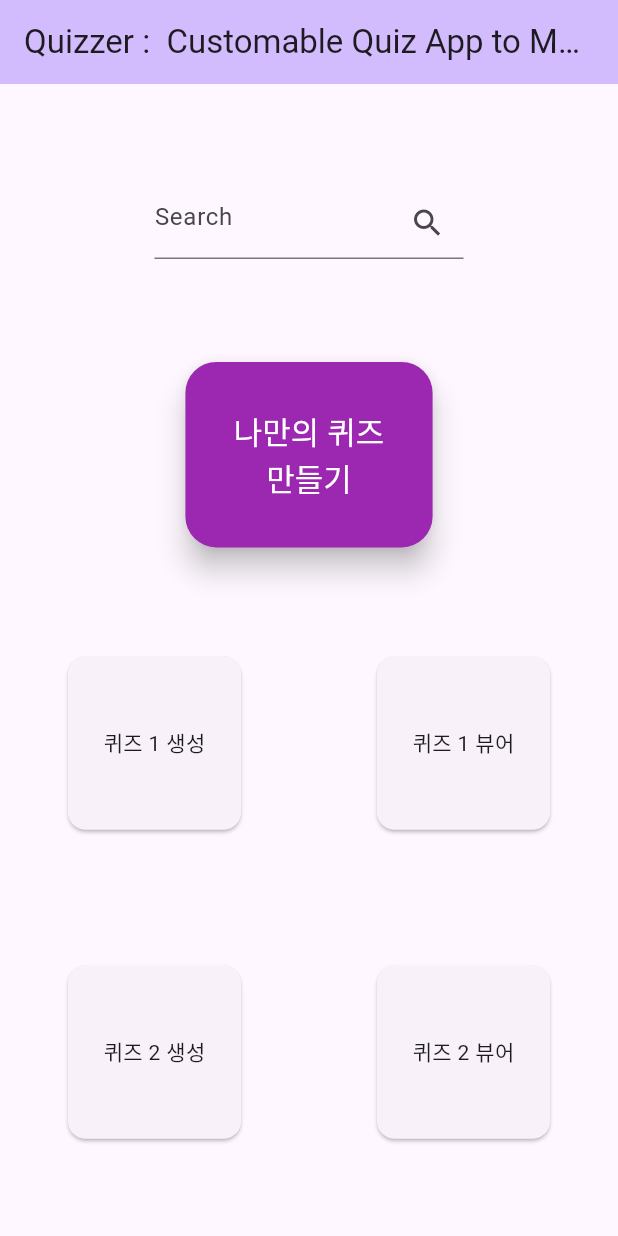
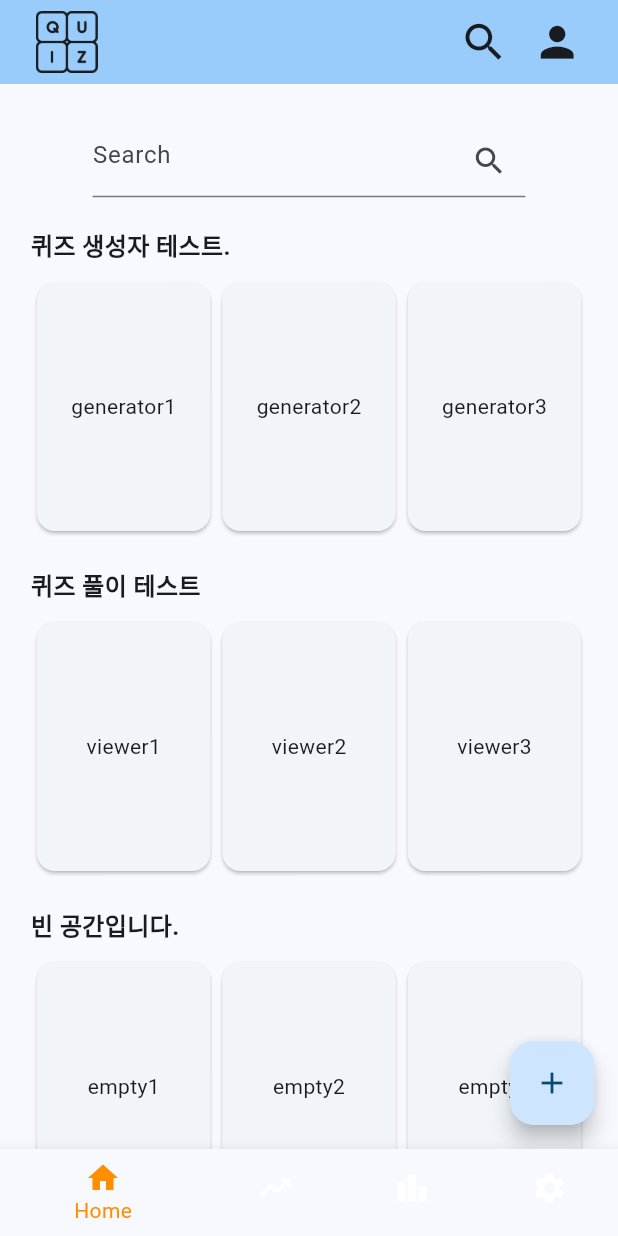
Before and after one commit to asui1/quizzer, a Flutter app: the screen it shows after launch, on a phone screen of 412 x 824 dp. Run offline on Flutter 3.47's test engine with Material 3 defaults, Android fonts, the phone set to English and light mode, and no system bars; our stand-ins replace dotted_border, flutter_colorpicker, image_picker, palette_generator, table_calendar; Roboto replaces fonts that are missing (GothicA1).

Commit message:
Icon change, main screen fix

```diff
--- a/lib/main.dart
+++ b/lib/main.dart
@@ -49,7 +49,8 @@ class MyApp extends StatelessWidget {
         //
         // This works for code too, not just values: Most code changes can be
         // tested with just a hot reload.
-        colorScheme: ColorScheme.fromSeed(seedColor: Colors.deepPurple),
+        colorScheme:
+            ColorScheme.fromSeed(seedColor: Color.fromARGB(255, 86, 119, 149)),
         useMaterial3: true,
       ),
       home: const MyHomePage(
@@ -82,6 +83,14 @@ class _MyHomePageState extends State<MyHomePage> {
 
   @override
   Widget build(BuildContext context) {
+    int _selectedIndex = 0; // Default index of first tab
+
+    void _onItemTapped(int index) {
+      setState(() {
+        _selectedIndex = index;
+      });
+    }
+
     // This method is rerun every time setState is called, for instance as done
     // by the _incrementCounter method above.
     //
@@ -96,28 +105,57 @@ class _MyHomePageState extends State<MyHomePage> {
         backgroundColor: Theme.of(context).colorScheme.inversePrimary,
         // Here we take the value from the MyHomePage object that was created by
         // the App.build method, and use it to set our appbar title.
-        title: Text(widget.title,
-            style: TextStyle(
-              fontFamily: MyFonts.gothicA1,
-            )),
+        title: Row(
+          children: <Widget>[
+            IconButton(
+              iconSize: AppConfig.iconSize,
+              icon: ImageIcon(
+                  AssetImage('assets/icon/quizzerImage.png')), // Example icon
+              onPressed: () {
+                //TODO : 홈 새로고침.
+              },
             ),
-      body: SingleChildScrollView(
+            Spacer(
+              flex: 1,
+            ),
+            IconButton(
+              iconSize: AppConfig.iconSize * 0.8,
+              icon: Icon(Icons.search), // Example icon
+              onPressed: () {
+                //TODO 로그인 화면 구현 필요.
+              },
+            ),
+            IconButton(
+              iconSize: AppConfig.iconSize * 0.8,
+              icon: Icon(Icons.person), // Example icon
+              onPressed: () {
+                //TODO 로그인 화면 구현 필요.
+              },
+            ),
+          ],
+        ),
+      ),
+      body: Stack(
+        children: [
+          Positioned.fill(
+            child: SingleChildScrollView(
               child: Center(
                 child: Column(
                   mainAxisAlignment: MainAxisAlignment.center,
                   children: <Widget>[
                     SizedBox(
-                height: screenHeight / 12,
+                      height: screenHeight / 30,
                     ),
                     GestureDetector(
                       onTap: () {
                         Navigator.push(
                           context,
-                    MaterialPageRoute(builder: (context) => SearchScreen()),
+                          MaterialPageRoute(
+                              builder: (context) => SearchScreen()),
                         );
                       },
                       child: Container(
-                  width: screenWidth / 2,
+                        width: screenWidth * 0.7,
                         child: AbsorbPointer(
                           child: TextField(
                             decoration: InputDecoration(
@@ -138,12 +176,48 @@ class _MyHomePageState extends State<MyHomePage> {
                       ),
                     ),
                     SizedBox(
-                height: screenHeight / 12,
+                      height: AppConfig.largePadding,
                     ),
-              Container(
-                width: screenWidth * 0.4,
-                height: screenWidth * 0.3,
-                child: ElevatedButton(
+                    homeLists([
+                      "generator1",
+                      "generator2",
+                      "generator3",
+                      "generator4"
+                    ], "퀴즈 생성자 테스트."),
+                    SizedBox(
+                      height: AppConfig.largePadding,
+                    ),
+                    homeLists(["viewer1", "viewer2", "viewer3", "viewer4"],
+                        "퀴즈 풀이 테스트"),
+                    SizedBox(
+                      height: AppConfig.largePadding,
+                    ),
+                    homeLists(
+                        ["empty1", "empty2", "empty3", "empty4"], "빈 공간입니다."),
+                    SizedBox(
+                      height: AppConfig.largePadding,
+                    ),
+                    homeLists(
+                        ["empty1", "empty2", "empty3", "empty4"], "빈 공간입니다."),
+                    SizedBox(
+                      height: AppConfig.largePadding,
+                    ),
+                    homeLists(
+                        ["empty1", "empty2", "empty3", "empty4"], "빈 공간입니다."),
+                    SizedBox(
+                      height: AppConfig.largePadding,
+                    ),
+                    homeLists(
+                        ["empty1", "empty2", "empty3", "empty4"], "빈 공간입니다."),
+                  ],
+                ),
+              ),
+            ),
+          ),
+          Positioned(
+            right: 16, // Adjust the distance from the right as needed
+            bottom: 16, // Adjust the distance from the bottom as needed
+            child: FloatingActionButton(
               onPressed: () {
                 QuizLayout quizLayout = QuizLayout();
                 Navigator.push(
@@ -154,47 +228,81 @@ class _MyHomePageState extends State<MyHomePage> {
                           )),
                 );
               },
+              child: Icon(Icons.add), // "+" icon
+            ),
+          ),
+        ],
+      ),
+      bottomNavigationBar: BottomNavigationBar(
+        items: const <BottomNavigationBarItem>[
+          BottomNavigationBarItem(
+            icon: Icon(Icons.home),
+            label: 'Home',
+          ),
+          BottomNavigationBarItem(
+            icon: Icon(Icons.trending_up),
+            label: 'Trending',
+          ),
+          BottomNavigationBarItem(
+            icon: Icon(Icons.leaderboard),
+            label: 'Rank',
+          ),
+          BottomNavigationBarItem(
+            icon: Icon(Icons.settings),
+            label: 'Settings',
+          ),
+        ],
+        currentIndex: _selectedIndex,
+        selectedItemColor: Colors.amber[800],
+        unselectedItemColor: Theme.of(context).colorScheme.onTertiary,
+        onTap: _onItemTapped,
+      ),
+    );
+  }
+
+  Widget homeLists(List<String> list, String title) {
+    return Container(
+      width: AppConfig.screenWidth * 0.9,
+      // Adjust the height to accommodate the text label above the ListView
+      height: AppConfig.screenHeight * 0.25,
+      child: Column(
+        crossAxisAlignment:
+            CrossAxisAlignment.start, // Aligns children to the start (left)
+        children: [
+          Padding(
+            padding: const EdgeInsets.only(
+                bottom: 8.0), // Add some space between the text and the list
             child: Text(
-                    '나만의 퀴즈\n만들기',
-                    textAlign: TextAlign.center,
+              title, // Use the title passed to the function
               style: TextStyle(
-                        fontSize: AppConfig.fontSize,
-                        color: Colors.white), // Set text color to white
-                  ),
-                  style: ElevatedButton.styleFrom(
-                    shape: RoundedRectangleBorder(
-                      borderRadius:
-                          BorderRadius.circular(AppConfig.borderRadius),
-                    ),
-                    elevation: 8, // Add elevation to make the button pop out
-                    foregroundColor: const Color.fromARGB(
-                        255, 153, 27, 175), // Set button color to purple
-                    backgroundColor:
-                        Colors.purple, // Set button color to purple
+                fontSize: 16, // Adjust the font size as needed
+                fontWeight: FontWeight.bold, // Make the title bold
               ),
             ),
           ),
-              SizedBox(
-                height: screenHeight / 12,
-              ),
-              Padding(
-                padding: EdgeInsets.symmetric(horizontal: screenWidth * 0.1),
-                child: GridView.builder(
-                  gridDelegate: SliverGridDelegateWithFixedCrossAxisCount(
-                    crossAxisCount: 2, // 2열로 버튼 배치
-                    childAspectRatio: 1,
-                    crossAxisSpacing: screenWidth * 0.2, // 가로 간격
-                    mainAxisSpacing: screenHeight / 10, // 세로 간격
-                  ),
-                  itemCount: 8, // 예시로 6개의 버튼을 생성, 필요에 따라 조정
-                  shrinkWrap: true, // GridView의 높이를 자동으로 조정
+          Expanded(
+            // Wrap ListView.builder in an Expanded widget to take up remaining space
+            child: ListView.builder(
+              shrinkWrap: true,
+              physics: ScrollPhysics(),
+              scrollDirection: Axis.horizontal,
+              itemCount: list.length,
               itemBuilder: (context, index) {
-                    int n = (index + 1); // N 값을 결정
                 return InkWell(
-                      onTap: () => navigateToQuizPage(context, n),
+                  onTap: () {
+                    if (list[index].contains('gen')) {
+                      navigateToQuizPage(context, 2 * index + 1);
+                    }
+                    if (list[index].contains('vie')) {
+                      navigateToQuizPage(context, 2 * index + 2);
+                    }
+                  },
+                  child: Container(
+                    width: AppConfig.screenWidth * 0.3,
                     child: Card(
                       child: Center(
-                          child: Text(stringResources['quiz$n']!),
+                        child: Text(list[index]),
+                      ),
                     ),
                   ),
                 );
@@ -202,8 +310,6 @@ class _MyHomePageState extends State<MyHomePage> {
             ),
           ),
         ],
-          ),
-        ),
       ),
     );
   }
@@ -353,7 +459,7 @@ class _MyHomePageState extends State<MyHomePage> {
               builder: (context) => QuizView4(
                     quiz: quiz,
                     quizLayout: quizLayout,
-                    changePageViewState: (bool tint){},
+                    changePageViewState: (bool tint) {},
                   )),
         );
       // Add more cases for other quiz pages
```
Also changed, not shown: pubspec.yaml (+8 -0 lines), assets/icon/quizzerImage.png (added), pubspec.lock, 7 other files. Lines whose indentation alone changed are shown as unchanged.
